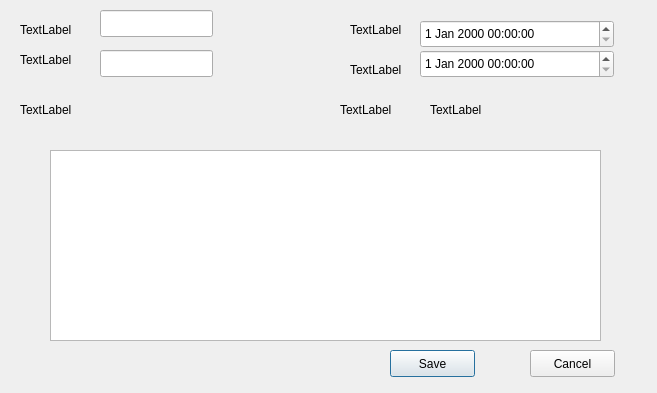
Above: edit.ui from Weemy96/slms before the change. Below: the same form after it.
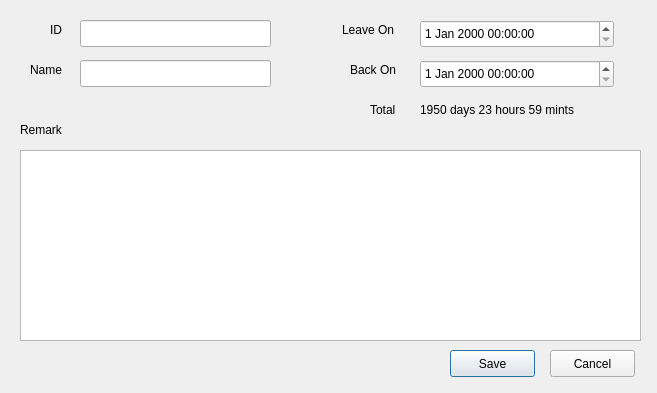
That is the form after the change.

The edit to the form file:
```diff
--- a/edit.ui
+++ b/edit.ui
@@ -16,40 +16,40 @@
   <widget class="QLabel" name="label">
    <property name="geometry">
     <rect>
-     <x>20</x>
+     <x>50</x>
      <y>20</y>
-     <width>63</width>
+     <width>21</width>
      <height>19</height>
     </rect>
    </property>
    <property name="text">
-    <string>TextLabel</string>
+    <string>ID</string>
    </property>
   </widget>
   <widget class="QLabel" name="label_2">
    <property name="geometry">
     <rect>
-     <x>20</x>
-     <y>50</y>
-     <width>63</width>
+     <x>30</x>
+     <y>60</y>
+     <width>41</width>
      <height>19</height>
     </rect>
    </property>
    <property name="text">
-    <string>TextLabel</string>
+    <string>Name</string>
    </property>
   </widget>
   <widget class="QLabel" name="label_3">
    <property name="geometry">
     <rect>
-     <x>350</x>
+     <x>342</x>
      <y>20</y>
-     <width>63</width>
-     <height>19</height>
+     <width>71</width>
+     <height>20</height>
     </rect>
    </property>
    <property name="text">
-    <string>TextLabel</string>
+    <string>Leave On</string>
    </property>
   </widget>
   <widget class="QLabel" name="label_4">
@@ -62,7 +62,7 @@
     </rect>
    </property>
    <property name="text">
-    <string>TextLabel</string>
+    <string>Back On</string>
    </property>
   </widget>
   <widget class="QDateTimeEdit" name="dateTimeEdit">
@@ -79,7 +79,7 @@
    <property name="geometry">
     <rect>
      <x>420</x>
-     <y>50</y>
+     <y>60</y>
      <width>194</width>
      <height>28</height>
     </rect>
@@ -88,9 +88,9 @@
   <widget class="QLineEdit" name="lineEdit">
    <property name="geometry">
     <rect>
-     <x>100</x>
-     <y>10</y>
-     <width>113</width>
+     <x>80</x>
+     <y>20</y>
+     <width>191</width>
      <height>27</height>
     </rect>
    </property>
@@ -98,9 +98,9 @@
   <widget class="QLineEdit" name="lineEdit_2">
    <property name="geometry">
     <rect>
-     <x>100</x>
-     <y>50</y>
-     <width>113</width>
+     <x>80</x>
+     <y>60</y>
+     <width>191</width>
      <height>27</height>
     </rect>
    </property>
@@ -109,21 +109,21 @@
    <property name="geometry">
     <rect>
      <x>20</x>
-     <y>100</y>
+     <y>120</y>
      <width>63</width>
      <height>19</height>
     </rect>
    </property>
    <property name="text">
-    <string>TextLabel</string>
+    <string>Remark</string>
    </property>
   </widget>
   <widget class="QPlainTextEdit" name="plainTextEdit">
    <property name="geometry">
     <rect>
-     <x>50</x>
+     <x>20</x>
      <y>150</y>
-     <width>551</width>
+     <width>621</width>
      <height>191</height>
     </rect>
    </property>
@@ -131,33 +131,33 @@
   <widget class="QLabel" name="label_6">
    <property name="geometry">
     <rect>
-     <x>340</x>
+     <x>370</x>
      <y>100</y>
-     <width>63</width>
+     <width>41</width>
      <height>19</height>
     </rect>
    </property>
    <property name="text">
-    <string>TextLabel</string>
+    <string>Total</string>
    </property>
   </widget>
   <widget class="QLabel" name="label_7">
    <property name="geometry">
     <rect>
-     <x>430</x>
+     <x>420</x>
      <y>100</y>
-     <width>63</width>
+     <width>201</width>
      <height>19</height>
     </rect>
    </property>
    <property name="text">
-    <string>TextLabel</string>
+    <string>1950 days 23 hours 59 mints</string>
    </property>
   </widget>
   <widget class="QPushButton" name="pushButton">
    <property name="geometry">
     <rect>
-     <x>390</x>
+     <x>450</x>
      <y>350</y>
      <width>85</width>
      <height>27</height>
@@ -170,7 +170,7 @@
   <widget class="QPushButton" name="pushButton_2">
    <property name="geometry">
     <rect>
-     <x>530</x>
+     <x>550</x>
      <y>350</y>
      <width>85</width>
      <height>27</height>
```
Left out of the diff: 18 changed lines with no effect on the pictures.
